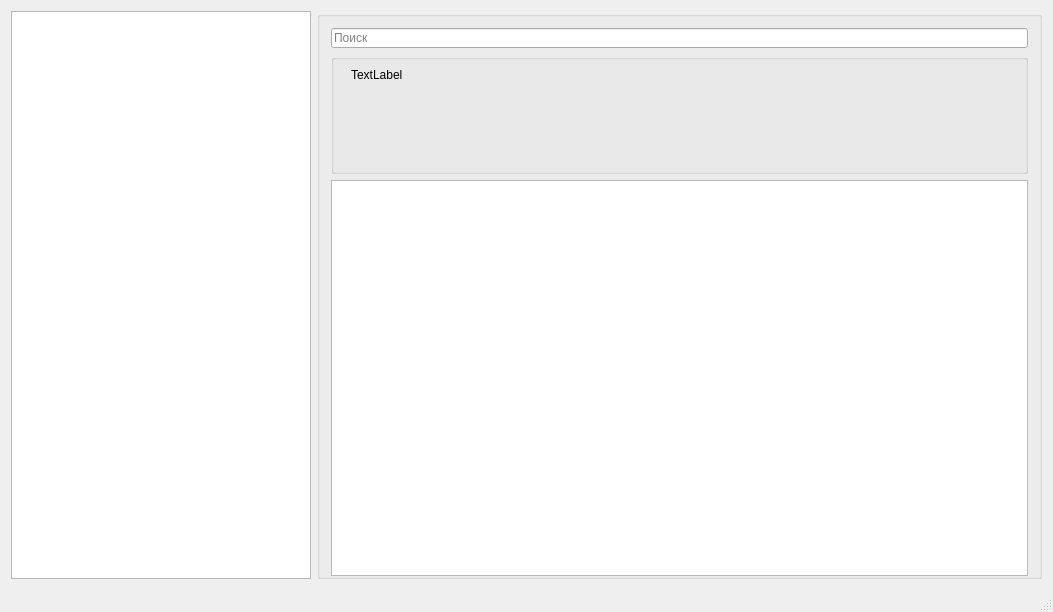
Qt form mainwindow.ui (Afinogen/QtKeaz) before a commit.
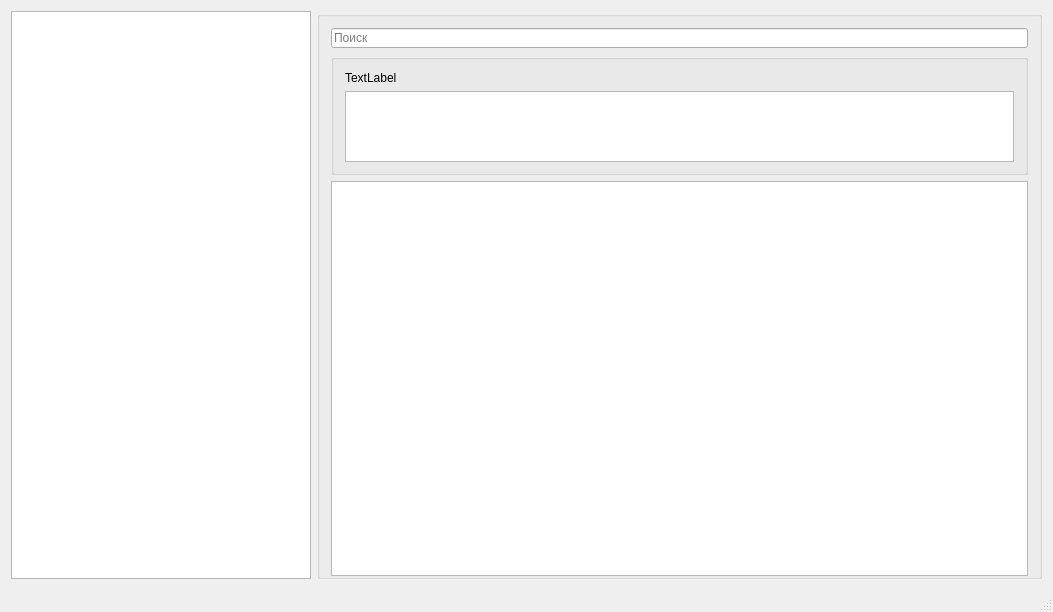
The same form after that commit.

What changed in the file:
```diff
--- a/mainwindow.ui
+++ b/mainwindow.ui
@@ -73,19 +73,25 @@
          <property name="title">
           <string/>
          </property>
-         <widget class="QLabel" name="label">
-          <property name="geometry">
-           <rect>
-            <x>20</x>
-            <y>10</y>
-            <width>141</width>
-            <height>21</height>
-           </rect>
-          </property>
+         <layout class="QGridLayout" name="gridLayout_3">
+          <item row="0" column="0">
+           <widget class="QLabel" name="titleLabel">
           <property name="text">
            <string>TextLabel</string>
           </property>
          </widget>
+          </item>
+          <item row="1" column="0">
+           <widget class="QTextEdit" name="desrcText">
+            <property name="minimumSize">
+             <size>
+              <width>0</width>
+              <height>71</height>
+             </size>
+            </property>
+           </widget>
+          </item>
+         </layout>
         </widget>
        </item>
        <item row="2" column="0">
```
Left out of the diff: 2 changed lines with no effect on the pictures. Lines whose indentation alone changed are shown as unchanged.
